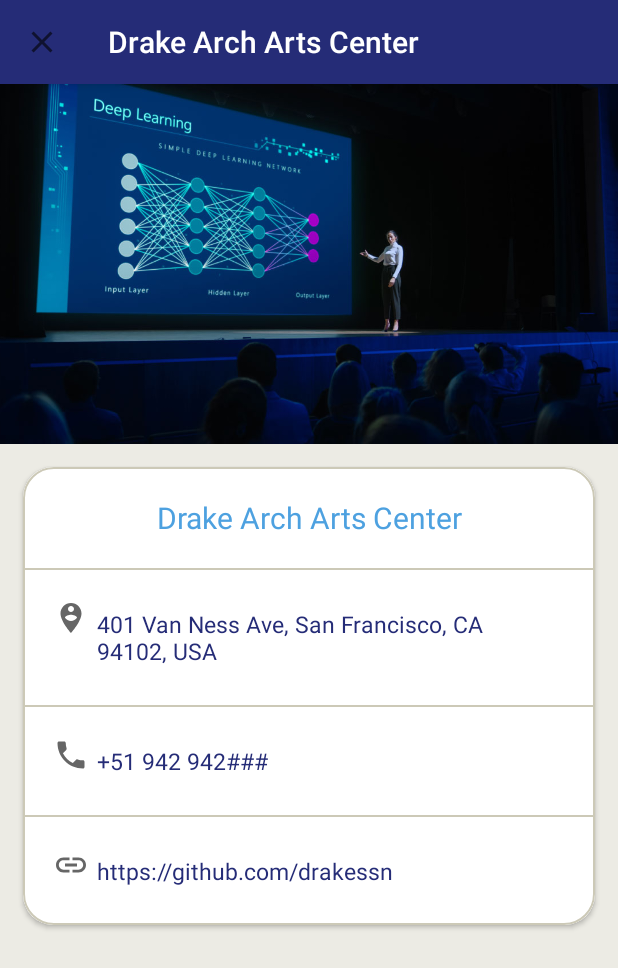
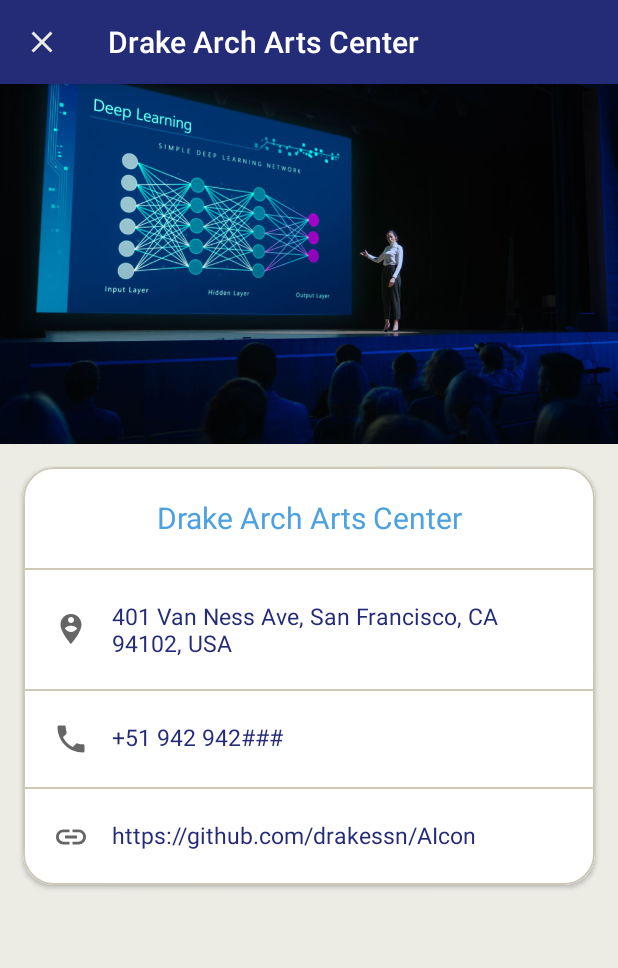
Before and after one commit to drakearch/AIcon, an Android app: the UbicationDetailDialogFragment screen opened through its navigation route, on a phone screen of 412 x 824 dp. Shown: the top 968 px of the screen. Run offline under Robolectric (Android 15) with nearby library versions, the phone set to English and light mode, and no system bars; our stand-ins replace Firebase (no records; nobody signed in at launch, a user with empty details on screens opened directly), navigation-ui.

Commit message:
Issue #5 Improve cosmetic features on activities and fragments

```diff
--- a/app/src/main/java/com/conference/ai/model/Ubication.kt
+++ b/app/src/main/java/com/conference/ai/model/Ubication.kt
@@ -6,6 +6,6 @@ class Ubication {
     val latitude = 37.77997967020105
     val longitude = -122.42050071969913
     val phone = "+51 942 942###"
-    val website = "https://github.com/drakessn"
+    val website = "https://github.com/drakessn/AIcon"
     val image = "https://sfwarmemorial.org/system/image/image/9/large_WMOH9_JoelPuliatti.jpg"
 }
--- a/app/src/main/java/com/conference/ai/view/ui/fragments/UbicationDetailDialogFragment.kt
+++ b/app/src/main/java/com/conference/ai/view/ui/fragments/UbicationDetailDialogFragment.kt
@@ -63,14 +63,14 @@ class UbicationDetailDialogFragment : DialogFragment() {
         tvUbicationDetailPhone.text = ubication.phone
         tvUbicationDetailWebsite.text = ubication.website
 
-        llUbicationDetailPhone.setOnClickListener {
+        tvUbicationDetailPhone.setOnClickListener {
             val intent = Intent(Intent.ACTION_DIAL).apply {
                 data = Uri.parse("tel:${ubication.phone}")
             }
             startActivity(intent)
         }
 
-        llUbicationDetailWebsite.setOnClickListener {
+        tvUbicationDetailWebsite.setOnClickListener {
             val intent = Intent(Intent.ACTION_VIEW)
             intent.data = Uri.parse(ubication.website)
             startActivity(intent)
--- a/app/src/main/java/com/conference/ai/view/ui/fragments/UbicationFragment.kt
+++ b/app/src/main/java/com/conference/ai/view/ui/fragments/UbicationFragment.kt
@@ -80,7 +80,6 @@ class UbicationFragment : Fragment(), OnMapReadyCallback, GoogleMap.OnMarkerClic
         val zoom = 16f
         val centerMap = LatLng(ubication.latitude, ubication.longitude)
         googleMap?.animateCamera(CameraUpdateFactory.newLatLngZoom(centerMap, zoom))
-        val centerMark = LatLng(ubication.latitude, ubication.longitude)
         val markerOptions = MarkerOptions()
         markerOptions.position(centerMap)
         markerOptions.title("AIcon 2021")
--- a/app/src/main/res/drawable/ic_close.xml
+++ b/app/src/main/res/drawable/ic_close.xml
@@ -3,8 +3,8 @@
     android:height="24dp"
     android:viewportWidth="24"
     android:viewportHeight="24"
-    android:tint="?attr/colorControlNormal">
+    android:tint="?attr/colorSecondary">
   <path
-      android:fillColor="#FFFFFF"
+      android:fillColor="@android:color/white"
       android:pathData="M19,6.41L17.59,5 12,10.59 6.41,5 5,6.41 10.59,12 5,17.59 6.41,19 12,13.41 17.59,19 19,17.59 13.41,12z"/>
 </vector>
--- a/app/src/main/res/layout/activity_main.xml
+++ b/app/src/main/res/layout/activity_main.xml
@@ -16,6 +16,7 @@
             android:id="@+id/tbMainToolbar">
 
             <ImageView
+                android:contentDescription="AIcon logo"
                 android:layout_width="wrap_content"
                 android:layout_height="@dimen/toolbarHeight"
                 android:src="@drawable/aicon_logo_horizontal"/>
--- a/app/src/main/res/layout/activity_splash_screen.xml
+++ b/app/src/main/res/layout/activity_splash_screen.xml
@@ -9,6 +9,7 @@
 
     <ImageView
         android:id="@+id/ivSplashscreenAIConLogo"
+        android:contentDescription="AIcon logo"
         android:layout_width="wrap_content"
         android:layout_height="@dimen/aiLogoHeight"
         android:src="@drawable/aicon_logo_vertical"
--- a/app/src/main/res/layout/fragment_home.xml
+++ b/app/src/main/res/layout/fragment_home.xml
@@ -12,7 +12,7 @@
 
         <LinearLayout
             android:layout_width="match_parent"
-            android:layout_height="match_parent"
+            android:layout_height="wrap_content"
             android:orientation="vertical">
 
             <androidx.cardview.widget.CardView
@@ -159,7 +159,7 @@
 
                     <ImageView
                         android:layout_width="match_parent"
-                        android:layout_height="@dimen/homeImageViewHeight"
+                        android:layout_height="120dp"
                         android:src="@drawable/ai_branches_banner"
                         android:scaleType="centerCrop"/>
 
--- a/app/src/main/res/layout/fragment_ubication_detail_dialog.xml
+++ b/app/src/main/res/layout/fragment_ubication_detail_dialog.xml
@@ -13,19 +13,16 @@
             android:layout_width="match_parent"
             android:layout_height="wrap_content"/>
     </com.google.android.material.appbar.AppBarLayout>
-
-    <FrameLayout
+    <ScrollView
         android:layout_width="match_parent"
         android:layout_height="match_parent"
         app:layout_behavior="com.google.android.material.appbar.AppBarLayout$ScrollingViewBehavior">
-        <ScrollView
-            android:layout_width="match_parent"
-            android:layout_height="match_parent">
         <LinearLayout
             android:layout_width="match_parent"
-                android:layout_height="match_parent"
+            android:layout_height="wrap_content"
             android:orientation="vertical">
             <ImageView
+                android:contentDescription="Deep Learning presentation"
                 android:layout_width="match_parent"
                 android:layout_height="@dimen/aiLogoHeight"
                 android:src="@drawable/deep_learning_presentation"
@@ -50,49 +47,30 @@
                         android:textSize="@dimen/titleSize"
                         android:textColor="?attr/colorOnPrimary"
                         android:gravity="center_horizontal"
-                            android:layout_centerInParent="true"
-                            android:layout_margin="20dp"/>
+                        android:layout_margin="@dimen/titleMargin"/>
                     <View
                         android:layout_width="match_parent"
                         android:layout_height="1dp"
                         android:background="?attr/colorSecondaryVariant"/>
 
-                        <LinearLayout
-                            android:layout_width="match_parent"
-                            android:layout_height="wrap_content"
-                            android:orientation="horizontal"
-                            android:padding="20dp">
-                            <ImageView
-                                android:layout_width="wrap_content"
-                                android:layout_height="wrap_content"
-                                android:src="@drawable/ic_pin"/>
                     <TextView
+                        android:padding="20dp"
                         android:id="@+id/tvUbicationDetailAddress"
                         android:layout_width="match_parent"
                         android:layout_height="wrap_content"
                         android:text="Address"
                         android:textSize="@dimen/homeSubtitleSize"
                         android:textColor="?attr/colorPrimary"
-                                android:gravity="left"
-                                android:layout_margin="5dp"/>
+                        android:gravity="start"
+                        android:drawablePadding="@dimen/cardMargin"
+                        app:drawableStartCompat="@drawable/ic_pin"/>
 
-                        </LinearLayout>
 
                     <View
                         android:layout_width="match_parent"
                         android:layout_height="1dp"
                         android:background="?attr/colorSecondaryVariant"/>
 
-                        <LinearLayout
-                            android:id="@+id/llUbicationDetailPhone"
-                            android:layout_width="match_parent"
-                            android:layout_height="wrap_content"
-                            android:orientation="horizontal"
-                            android:padding="20dp">
-                            <ImageView
-                                android:layout_width="wrap_content"
-                                android:layout_height="wrap_content"
-                                android:src="@drawable/ic_phone"/>
                     <TextView
                         android:id="@+id/tvUbicationDetailPhone"
                         android:layout_width="match_parent"
@@ -100,26 +78,16 @@
                         android:text="Phone"
                         android:textSize="@dimen/homeSubtitleSize"
                         android:textColor="?attr/colorPrimary"
-                                android:gravity="left"
-                                android:layout_margin="5dp"/>
-
-                        </LinearLayout>
+                        android:gravity="start"
+                        android:padding="20dp"
+                        android:drawablePadding="@dimen/cardMargin"
+                        app:drawableStartCompat="@drawable/ic_phone"/>
 
                     <View
                         android:layout_width="match_parent"
                         android:layout_height="1dp"
                         android:background="?attr/colorSecondaryVariant"/>
 
-                        <LinearLayout
-                            android:id="@+id/llUbicationDetailWebsite"
-                            android:layout_width="match_parent"
-                            android:layout_height="wrap_content"
-                            android:orientation="horizontal"
-                            android:padding="20dp">
-                            <ImageView
-                                android:layout_width="wrap_content"
-                                android:layout_height="wrap_content"
-                                android:src="@drawable/ic_link"/>
                     <TextView
                         android:id="@+id/tvUbicationDetailWebsite"
                         android:layout_width="match_parent"
@@ -127,14 +95,13 @@
                         android:text="Website"
                         android:textSize="@dimen/homeSubtitleSize"
                         android:textColor="?attr/colorPrimary"
-                                android:gravity="left"
-                                android:layout_margin="5dp"/>
-
-                        </LinearLayout>
+                        android:gravity="start"
+                        android:padding="20dp"
+                        android:drawablePadding="@dimen/cardMargin"
+                        app:drawableStartCompat="@drawable/ic_link"/>
 
                 </LinearLayout>
             </androidx.cardview.widget.CardView>
         </LinearLayout>
     </ScrollView>
-    </FrameLayout>
 </androidx.coordinatorlayout.widget.CoordinatorLayout>
--- a/app/src/main/res/values/dimens.xml
+++ b/app/src/main/res/values/dimens.xml
@@ -7,8 +7,12 @@
     <dimen name="cardMargin">15dp</dimen>
     <dimen name="homeImageViewHeight">180dp</dimen>
     <dimen name="titleSize">20sp</dimen>
+    <dimen name="titleMargin">20dp</dimen>
     <dimen name="homeSubtitleMargin">10dp</dimen>
     <dimen name="homeSubtitleSize">15sp</dimen>
     <dimen name="scheduleItemTitle">30sp</dimen>
     <dimen name="scheduleItemSubtitle">20sp</dimen>
+    <dimen name="itemSpeakerMargin">10dp</dimen>
+    <dimen name="itemSpeakerImageSize">100dp</dimen>
+    <dimen name="itemScheduleMargin">10dp</dimen>
 </resources>
--- a/app/src/main/res/values/strings.xml
+++ b/app/src/main/res/values/strings.xml
@@ -1,6 +1,6 @@
 <resources>
     <string name="app_name">AIcon</string>
-    <!-- TODO: Remove or change this placeholder text -->
+
     <string name="home_frag_tv_what_is">What is AIcon?</string>
     <string name="home_frag_tv_what_is_resp">AIcon once again, as every year, makes the largest event of the Artificial Intelligence community in which passionate about learning, undertaking and innovating are in the same place to listen to industry experts who share their knowledge for hours.</string>
     <string name="home_frag_tv_why">Why attend?</string>
@@ -12,8 +12,8 @@ Because in this version everything will revolve around the question: What skills
     <string name="home_frag_tv_info_resp">
         \u0009 &#8226; It is an exclusive event for our AI community.\n
         \u0009 &#8226; (If you are passionate about this and you do not have an active subscription, subscribe to our event).\n
-        \u0009 &#8226; Date: Friday, December 31, 2021.\n
-        \u0009 &#8226; Place: Drake Arch Cultural Center.\n
-        \u0009 &#8226; Address: 123 False street N, San Francisco.
+        \u0009 &#8226; Date: Monday, December 6, 2021.\n
+        \u0009 &#8226; Place: Drake Arch Arts Center.\n
+        \u0009 &#8226; Address: 401 Van Ness Ave, San Francisco, CA 94102, USA.
     </string>
 </resources>
```
Also changed, not shown: app/src/main/res/layout/fragment_schedule_detail_dialog.xml (+4 -7 lines), app/src/main/res/layout/fragment_speakers_detail_dialog.xml (+6 -9 lines), app/src/main/res/layout/item_schedule.xml (+5 -4 lines), app/src/main/res/layout/item_speaker.xml (+8 -7 lines), app/src/main/res/drawable/aicon_logo_vertical_square.png. Lines whose indentation alone changed are shown as unchanged.
